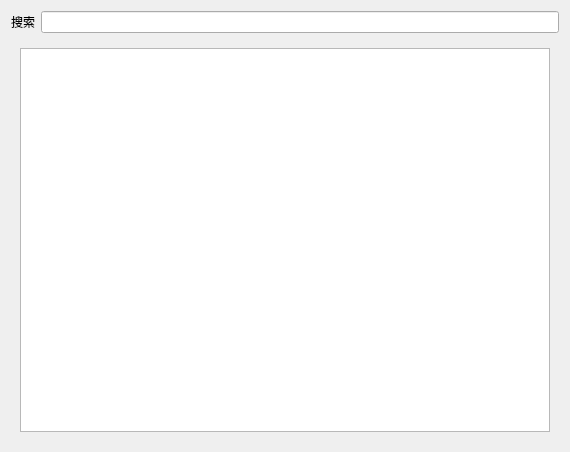
The window that ui_app.ui (hyc3z/heroes) describes before a commit, drawn with Qt 5.
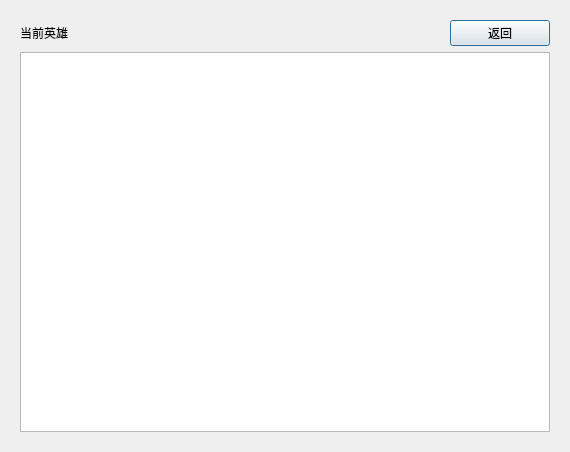
The same window after the commit. The open tabs and pages were chosen to show the change. Custom widgets are drawn as their Qt base class.

```diff
--- a/ui_app.ui
+++ b/ui_app.ui
@@ -14,20 +14,6 @@
    <string>Dialog</string>
   </property>
   <layout class="QGridLayout" name="gridLayout">
-   <item row="0" column="0">
-    <layout class="QHBoxLayout" name="horizontalLayout">
-     <item>
-      <widget class="QLabel" name="label">
-       <property name="text">
-        <string>搜索</string>
-       </property>
-      </widget>
-     </item>
-     <item>
-      <widget class="QLineEdit" name="lineEdit_search"/>
-     </item>
-    </layout>
-   </item>
    <item row="1" column="0">
     <widget class="QStackedWidget" name="stackedWidget">
      <property name="currentIndex">
@@ -36,15 +22,53 @@
      <widget class="QWidget" name="page">
       <layout class="QGridLayout" name="gridLayout_2">
        <item row="0" column="0">
+        <layout class="QHBoxLayout" name="horizontalLayout">
+         <item>
+          <widget class="QLabel" name="label">
+           <property name="text">
+            <string>搜索</string>
+           </property>
+          </widget>
+         </item>
+         <item>
+          <widget class="QLineEdit" name="lineEdit_search"/>
+         </item>
+        </layout>
+       </item>
+       <item row="1" column="0">
         <widget class="customedListWidget" name="listWidget_index"/>
        </item>
       </layout>
      </widget>
      <widget class="QWidget" name="page_2">
       <layout class="QGridLayout" name="gridLayout_3">
-       <item row="0" column="0">
+       <item row="1" column="0">
         <widget class="modifiedTableWidget" name="tableWidget_winrate"/>
        </item>
+       <item row="0" column="0">
+        <layout class="QHBoxLayout" name="horizontalLayout_2">
+         <item>
+          <widget class="QLabel" name="label_currentHero">
+           <property name="text">
+            <string>当前英雄</string>
+           </property>
+          </widget>
+         </item>
+         <item>
+          <widget class="QPushButton" name="pushButton_return">
+           <property name="maximumSize">
+            <size>
+             <width>100</width>
+             <height>16777215</height>
+            </size>
+           </property>
+           <property name="text">
+            <string>返回</string>
+           </property>
+          </widget>
+         </item>
+        </layout>
+       </item>
       </layout>
      </widget>
     </widget>
```
Left out of the diff: 2 changed lines with no effect on the pictures.
